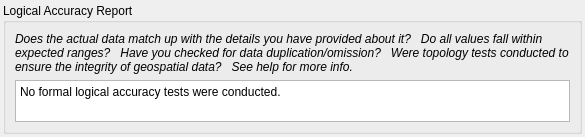
Before: the Qt Designer form pymdwizard/gui/ui_files/logic.ui in DOI-USGS/fort-pymdwizard, drawn with Qt 5.
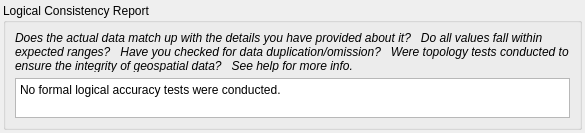
After: the same form once the commit is applied. Custom widgets are drawn as their Qt base class.

Commit message: Clarify GUI labels and inline instructions.

Diff of the .ui file:
```diff
--- a/pymdwizard/gui/ui_files/logic.ui
+++ b/pymdwizard/gui/ui_files/logic.ui
@@ -47,7 +47,7 @@
    <item>
     <widget class="QGroupBox" name="groupBox">
      <property name="title">
-      <string>Logical Accuracy Report</string>
+      <string>Logical Consistency Report</string>
      </property>
      <layout class="QVBoxLayout" name="verticalLayout_2">
       <item>
@@ -79,7 +79,7 @@
         <property name="maximumSize">
          <size>
           <width>16777215</width>
-          <height>16777215</height>
+          <height>45</height>
          </size>
         </property>
         <property name="plainText">
```
The commit also changes 3 other files.
